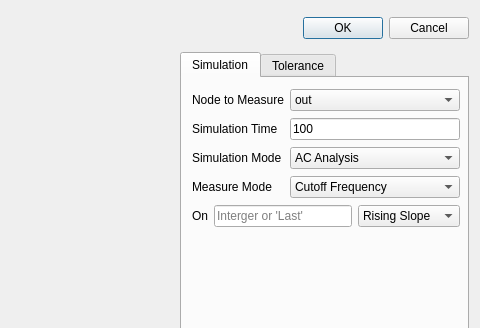
First picture: the form in src/config.ui, repository psdzzm/spice, before the edit; both pictures show x 597 to 1077 and y 0 to 328 of the 1077 by 643 pixel window.
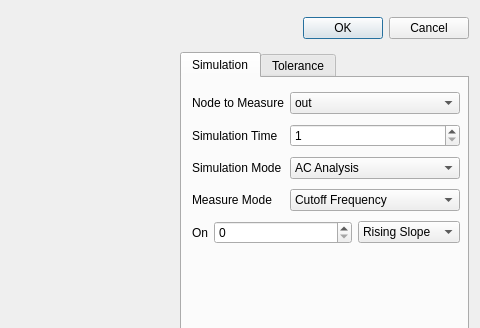
Second picture: the form after the edit. Custom widgets are drawn as their Qt base class.

Commit message: Improve config dialog

```diff
--- a/src/config.ui
+++ b/src/config.ui
@@ -83,10 +83,13 @@
          <x>10</x>
          <y>10</y>
          <width>268</width>
-         <height>141</height>
+         <height>161</height>
         </rect>
        </property>
        <layout class="QGridLayout" name="gridLayout">
+        <property name="sizeConstraint">
+         <enum>QLayout::SetMinimumSize</enum>
+        </property>
         <item row="0" column="2" colspan="2">
          <widget class="QComboBox" name="measnode">
           <item>
@@ -96,19 +99,6 @@
           </item>
          </widget>
         </item>
-        <item row="1" column="2" colspan="2">
-         <widget class="QLineEdit" name="totaltime">
-          <property name="inputMethodHints">
-           <set>Qt::ImhNone</set>
-          </property>
-          <property name="text">
-           <string>100</string>
-          </property>
-          <property name="placeholderText">
-           <string>100</string>
-          </property>
-         </widget>
-        </item>
         <item row="2" column="2" colspan="2">
          <widget class="QComboBox" name="analmode">
           <item>
@@ -144,30 +134,17 @@
         </item>
         <item row="4" column="0">
          <widget class="QLabel" name="label_5">
+          <property name="sizePolicy">
+           <sizepolicy hsizetype="Maximum" vsizetype="Preferred">
+            <horstretch>0</horstretch>
+            <verstretch>0</verstretch>
+           </sizepolicy>
+          </property>
           <property name="text">
            <string>On</string>
           </property>
          </widget>
         </item>
-        <item row="4" column="1" colspan="2">
-         <widget class="QLineEdit" name="meas">
-          <property name="sizePolicy">
-           <sizepolicy hsizetype="Expanding" vsizetype="Fixed">
-            <horstretch>5</horstretch>
-            <verstretch>0</verstretch>
-           </sizepolicy>
-          </property>
-          <property name="inputMethodHints">
-           <set>Qt::ImhNone</set>
-          </property>
-          <property name="text">
-           <string/>
-          </property>
-          <property name="placeholderText">
-           <string>Interger or 'Last'</string>
-          </property>
-         </widget>
-        </item>
         <item row="4" column="3">
          <widget class="QComboBox" name="risefall">
           <item>
@@ -234,6 +211,44 @@
           </property>
          </widget>
         </item>
+        <item row="1" column="2" colspan="2">
+         <widget class="QSpinBox" name="totaltime">
+          <property name="minimum">
+           <number>1</number>
+          </property>
+          <property name="maximum">
+           <number>100000</number>
+          </property>
+          <property name="singleStep">
+           <number>100</number>
+          </property>
+          <property name="stepType">
+           <enum>QAbstractSpinBox::AdaptiveDecimalStepType</enum>
+          </property>
+         </widget>
+        </item>
+        <item row="4" column="1" colspan="2">
+         <widget class="QSpinBox" name="rfnum">
+          <property name="sizePolicy">
+           <sizepolicy hsizetype="Expanding" vsizetype="Fixed">
+            <horstretch>0</horstretch>
+            <verstretch>0</verstretch>
+           </sizepolicy>
+          </property>
+          <property name="minimum">
+           <number>0</number>
+          </property>
+          <property name="maximum">
+           <number>100</number>
+          </property>
+          <property name="singleStep">
+           <number>1</number>
+          </property>
+          <property name="stepType">
+           <enum>QAbstractSpinBox::DefaultStepType</enum>
+          </property>
+         </widget>
+        </item>
        </layout>
       </widget>
      </widget>
```
Left out of the diff: 4 changed lines with no effect on the pictures. The commit also changes 15 other files.
